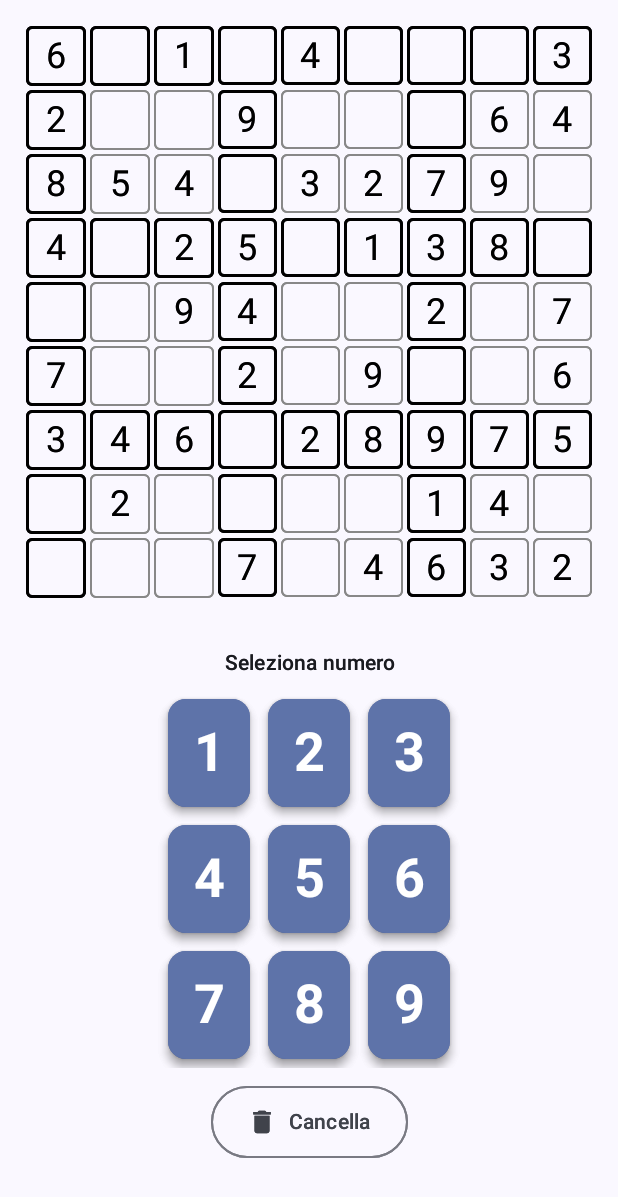
After one commit to gianlucaquaranta/Sudoku-RunTeam, an Android app built with Jetpack Compose: the composable SudokuScreen shown on its own in the app's theme, on a phone screen of 412 x 824 dp. The commit adds this screen. Shown: the top 1197 px of the screen. Run offline under Robolectric (Android 15) with nearby library versions, the phone set to English and light mode, and no system bars; libraries missing offline, so code that uses them is left out: it.uniroma2.

Commit message:
primo commit

```diff
--- a/app/src/main/java/it/uniroma2/RunTeam/Sudoku/MainActivity.kt
+++ b/app/src/main/java/it/uniroma2/RunTeam/Sudoku/MainActivity.kt
@@ -3,45 +3,16 @@ package it.uniroma2.RunTeam.Sudoku
 import android.os.Bundle
 import androidx.activity.ComponentActivity
 import androidx.activity.compose.setContent
-import androidx.activity.enableEdgeToEdge
-import androidx.compose.foundation.layout.fillMaxSize
-import androidx.compose.foundation.layout.padding
-import androidx.compose.material3.Scaffold
-import androidx.compose.material3.Text
-import androidx.compose.runtime.Composable
-import androidx.compose.ui.Modifier
-import androidx.compose.ui.tooling.preview.Preview
+
 import it.uniroma2.RunTeam.Sudoku.ui.theme.SudokuRunteamTheme
 
 class MainActivity : ComponentActivity() {
     override fun onCreate(savedInstanceState: Bundle?) {
         super.onCreate(savedInstanceState)
-        enableEdgeToEdge()
         setContent {
-            SudokuRunteamTheme {
-                Scaffold(modifier = Modifier.fillMaxSize()) { innerPadding ->
-                    Greeting(
-                        name = "Android",
-                        modifier = Modifier.padding(innerPadding)
-                    )
-                }
+            SudokuRunteamTheme { // Sostituisci con il tuo tema
+                SudokuScreen()
             }
         }
     }
 }
-
-@Composable
-fun Greeting(name: String, modifier: Modifier = Modifier) {
-    Text(
-        text = "Hello $name!",
-        modifier = modifier
-    )
-}
-
-@Preview(showBackground = true)
-@Composable
-fun GreetingPreview() {
-    SudokuRunteamTheme {
-        Greeting("Android")
-    }
-}
--- /dev/null
+++ b/app/src/main/java/it/uniroma2/RunTeam/Sudoku/SudokuGame.kt
@@ -0,0 +1,116 @@
+package it.uniroma2.RunTeam.Sudoku
+import androidx.compose.runtime.MutableState
+import androidx.compose.runtime.mutableStateOf
+import androidx.compose.runtime.State
+import kotlin.random.Random
+
+class SudokuGame {
+    private var _selectedCell = mutableStateOf<Pair<Int, Int>?>(null)
+    private var _grid = mutableStateOf(Array(9) { IntArray(9) })
+    private var _solution = Array(9) { IntArray(9) }
+    private var _initialGrid = Array(9) { BooleanArray(9) }
+    private var _hasWon = mutableStateOf(false)
+    val hasWon: MutableState<Boolean> = _hasWon
+
+    val selectedCell: State<Pair<Int, Int>?> = _selectedCell
+    val grid: State<Array<IntArray>> = _grid
+
+    init {
+        generateNewPuzzle()
+    }
+
+    // Genera un nuovo Sudoku valido e random
+    fun generateNewPuzzle() {
+        // 1. Genera una soluzione completa
+        _solution = generateFullGrid()
+
+        // 2. Rimuovi alcuni numeri per creare il puzzle (difficoltà media: ~40 numeri rimossi)
+        _grid.value = _solution.map { it.copyOf() }.toTypedArray()
+        repeat(45) {
+            val row = Random.nextInt(9)
+            val col = Random.nextInt(9)
+            _grid.value[row][col] = 0
+            _initialGrid[row][col] = false
+        }
+
+        // 3. Marca le celle iniziali (non modificabili)
+        for (i in 0 until 9) {
+            for (j in 0 until 9) {
+                _initialGrid[i][j] = _grid.value[i][j] != 0
+            }
+        }
+    }
+
+    // Genera una griglia completa valida (backtracking)
+    private fun generateFullGrid(): Array<IntArray> {
+        val grid = Array(9) { IntArray(9) }
+        fillGrid(grid)
+        return grid
+    }
+
+    private fun fillGrid(grid: Array<IntArray>): Boolean {
+        for (row in 0 until 9) {
+            for (col in 0 until 9) {
+                if (grid[row][col] == 0) {
+                    val nums = (1..9).shuffled() // Randomizza l'ordine
+                    for (num in nums) {
+                        if (isValid(grid, row, col, num)) {
+                            grid[row][col] = num
+                            if (fillGrid(grid)) return true
+                            grid[row][col] = 0 // Backtrack
+                        }
+                    }
+                    return false
+                }
+            }
+        }
+        return true
+    }
+
+    // Controlla se un numero è valido in una cella
+    private fun isValid(grid: Array<IntArray>, row: Int, col: Int, num: Int): Boolean {
+        // Controlla riga e colonna
+        for (i in 0 until 9) {
+            if (grid[row][i] == num || grid[i][col] == num) return false
+        }
+        // Controlla il blocco 3x3
+        val blockRow = (row / 3) * 3
+        val blockCol = (col / 3) * 3
+        for (i in 0 until 3) {
+            for (j in 0 until 3) {
+                if (grid[blockRow + i][blockCol + j] == num) return false
+            }
+        }
+        return true
+    }
+
+    // Inserisci numero solo se la cella è modificabile
+    fun setNumber(number: Int) {
+        val (row, col) = _selectedCell.value ?: return
+        if (!_initialGrid[row][col]) {
+            _grid.value[row][col] = number
+            _grid.value = _grid.value.copyOf() // Force recomposition
+            checkWin()
+        }
+    }
+
+    // Seleziona cella (solo se vuota o modificabile)
+    fun selectCell(row: Int, col: Int) {
+        if (!_initialGrid[row][col] || _grid.value[row][col] == 0) {
+            _selectedCell.value = Pair(row, col)
+        }
+    }
+
+    // Controlla se il gioco è vinto
+    private fun checkWin() {
+        for (i in 0 until 9) {
+            for (j in 0 until 9) {
+                if (_grid.value[i][j] != _solution[i][j]) {
+                    _hasWon.value = false
+                    return
+                }
+            }
+        }
+        _hasWon.value = true
+    }
+}
--- /dev/null
+++ b/app/src/main/java/it/uniroma2/RunTeam/Sudoku/SudokuScreen.kt
@@ -0,0 +1,276 @@
+package it.uniroma2.RunTeam.Sudoku
+
+import android.app.AlertDialog
+import androidx.compose.foundation.layout.width
+import androidx.compose.foundation.layout.height
+import androidx.compose.foundation.layout.size
+import androidx.compose.foundation.layout.fillMaxWidth
+import androidx.compose.foundation.layout.Spacer
+import androidx.compose.foundation.layout.Box
+import androidx.compose.foundation.layout.Column
+import androidx.compose.foundation.layout.Row
+import androidx.compose.foundation.layout.fillMaxSize
+import androidx.compose.foundation.layout.fillMaxWidth
+import androidx.compose.foundation.layout.height
+import androidx.compose.foundation.layout.offset
+import androidx.compose.foundation.layout.padding
+import androidx.compose.foundation.layout.size
+import androidx.compose.foundation.layout.width
+import androidx.compose.foundation.lazy.grid.LazyVerticalGrid
+import androidx.compose.foundation.lazy.grid.items
+import androidx.compose.foundation.clickable
+import androidx.compose.foundation.layout.width
+
+// Per le icone e il tema Material
+import androidx.compose.material.icons.Icons
+import androidx.compose.material.icons.filled.Delete
+import androidx.compose.material3.ButtonDefaults
+import androidx.compose.material3.Card
+import androidx.compose.material3.CardDefaults
+import androidx.compose.material3.Icon
+import androidx.compose.material3.MaterialTheme
+import androidx.compose.material3.OutlinedButton
+import androidx.compose.foundation.layout.Spacer
+
+// Per LazyVerticalGrid (se non già importato)
+import androidx.compose.foundation.lazy.grid.GridCells
+
+// Compose Foundation
+import androidx.compose.foundation.background
+import androidx.compose.foundation.border
+import androidx.compose.foundation.clickable
+import androidx.compose.foundation.layout.Arrangement
+import androidx.compose.foundation.layout.Box
+import androidx.compose.foundation.layout.Column
+import androidx.compose.foundation.layout.Row
+import androidx.compose.foundation.layout.aspectRatio
+import androidx.compose.foundation.layout.fillMaxSize
+import androidx.compose.foundation.layout.fillMaxWidth
+import androidx.compose.foundation.layout.padding
+import androidx.compose.foundation.layout.size
+import androidx.compose.foundation.lazy.grid.LazyVerticalGrid
+
+import androidx.compose.ui.Alignment.Companion.Center
+import androidx.compose.foundation.shape.RoundedCornerShape
+
+// Compose Material
+import androidx.compose.material3.Button
+import androidx.compose.material3.Text
+import androidx.compose.material3.TextButton
+
+// Compose Runtime
+import androidx.compose.runtime.Composable
+import androidx.compose.runtime.remember
+import androidx.compose.runtime.getValue
+
+
+// Comppose UI
+import androidx.compose.ui.Alignment
+import androidx.compose.ui.Modifier
+import androidx.compose.ui.graphics.Color
+import androidx.compose.ui.text.font.FontWeight
+import androidx.compose.ui.text.style.TextAlign
+import androidx.compose.ui.unit.dp
+import androidx.compose.ui.unit.sp
+import androidx.compose.material3.AlertDialog
+import androidx.compose.material3.TextButton
+
+
+
+@Composable
+fun SudokuScreen(game: SudokuGame = remember { SudokuGame() }) {
+
+    val hasWon by game.hasWon
+    Column(
+        modifier = Modifier.fillMaxSize(),
+        horizontalAlignment = Alignment.CenterHorizontally
+    ) {
+        // Griglia 9x9
+        SudokuGrid(game = game)
+
+        // Tastierino numerico
+        NumberPad(onNumberSelected = { game.setNumber(it) })
+    }
+
+
+    Box(modifier = Modifier.fillMaxSize()) {
+        // Il tuo layout esistente
+        Column {
+            SudokuGrid(game)
+            NumberPad(onNumberSelected = { game.setNumber(it) })
+        }
+
+        // Mostra il dialog quando vinci
+        if (hasWon) {
+            WinDialog(
+                onDismiss = { game.hasWon.value = false },
+                onNewGame = {
+                    game.generateNewPuzzle()
+                    game.hasWon.value = false
+                }
+            )
+        }
+    }
+
+}
+
+@Composable
+fun WinDialog(
+    onDismiss: () -> Unit,
+    onNewGame: () -> Unit
+) {
+    AlertDialog(
+        onDismissRequest = onDismiss,
+        title = { Text("Complimenti!") },
+        text = { Text("Hai completato il Sudoku con successo!") },
+        confirmButton = {
+            Button(onClick = onNewGame) {
+                Text("Nuova partita")
+            }
+        },
+        dismissButton = {
+            TextButton(onClick = onDismiss) {
+                Text("Continua")
+            }
+        }
+    )
+}
+
+@Composable
+fun SudokuGrid(game: SudokuGame) {
+    val grid by game.grid
+    val selectedCell by game.selectedCell
+
+    LazyVerticalGrid(
+        columns = GridCells.Fixed(9),
+        modifier = Modifier.padding(16.dp)
+    ) {
+        items(9 * 9) { index ->
+            val row = index / 9
+            val col = index % 9
+            SudokuCell(
+                number = grid[row][col],
+                isSelected = selectedCell == Pair(row, col),
+                row = row,  // Aggiunto
+                col = col,  // Aggiunto
+                onClick = { game.selectCell(row, col) }
+            )
+        }
+    }
+}
+
+@Composable
+fun SudokuCell(
+    number: Int,
+    isSelected: Boolean,
+    row: Int,  // Aggiunto parametro row
+    col: Int,  // Aggiunto parametro col
+    onClick: () -> Unit
+) {
+    // Determina se è un bordo di blocco (3x3)
+    val isBlockBorder = row % 3 == 0 || col % 3 == 0
+
+    Box(
+        modifier = Modifier
+            .aspectRatio(1f)
+            .padding(1.dp)
+            .background(
+                if (isSelected) Color.LightGray.copy(alpha = 0.5f)
+                else Color.Transparent,
+                shape = RoundedCornerShape(4.dp)
+            )
+            .border(
+                width = if (isBlockBorder) 2.dp else 1.dp,
+                color = if (isBlockBorder) Color.Black else Color.Gray,
+                shape = RoundedCornerShape(4.dp)
+            )
+            .clickable { onClick() },
+        contentAlignment = Center
+    ) {
+        Text(
+            text = if (number != 0) "$number" else "",
+            fontSize = 24.sp,
+            color = if (isSelected) Color.Red else Color.Black
+        )
+    }
+}
+
+@Composable
+fun NumberPad(onNumberSelected: (Int) -> Unit) {
+    Column(
+        modifier = Modifier
+            .fillMaxWidth()
+            .padding(16.dp),
+        horizontalAlignment = Alignment.CenterHorizontally
+    ) {
+        // Titolo centrato
+        Text(
+            "Seleziona numero",
+            style = MaterialTheme.typography.titleSmall,
+            modifier = Modifier.padding(bottom = 8.dp),
+            textAlign = TextAlign.Center // Aggiunto allineamento testo
+        )
+
+        // Griglia 3x3 centrata
+        LazyVerticalGrid(
+            columns = GridCells.Fixed(3),
+            modifier = Modifier.width(200.dp),  // Adatta alla larghezza contenuto
+            horizontalArrangement = Arrangement.Center // Centra orizzontalmente
+        ) {
+            items(9) { num ->
+                NumberButton(
+                    number = num + 1,
+                    onClick = { onNumberSelected(num + 1) }
+                )
+            }
+        }
+
+        // Tasto Cancella centrato
+        OutlinedButton(
+            onClick = { onNumberSelected(0) },
+            modifier = Modifier
+                .padding(top = 12.dp)
+                .height(48.dp)
+                .align(Alignment.CenterHorizontally) // Forza centratura
+        ) {
+            Row(
+                verticalAlignment = Alignment.CenterVertically
+            ) {
+                Icon(
+                    imageVector = Icons.Default.Delete,
+                    contentDescription = "Cancella",
+                    modifier = Modifier.size(20.dp))
+                            Spacer(Modifier.width(8.dp))
+                            Text("Cancella")
+            }
+        }
+    }
+}
+
+
+@Composable
+fun NumberButton(number: Int, onClick: () -> Unit) {
+    Card(
+        modifier = Modifier
+            .padding(6.dp) // Padding uniforme
+            .size(72.dp), // Dimensione fissa quadrata
+        elevation = CardDefaults.cardElevation(4.dp),
+        colors = CardDefaults.cardColors(
+            containerColor = MaterialTheme.colorScheme.primaryContainer
+        )
+    ) {
+        Box(
+            contentAlignment = Center, // Centra il contenuto
+            modifier = Modifier
+                .fillMaxSize()
+                .clickable { onClick() }
+        ) {
+            Text(
+                text = "$number",
+                style = MaterialTheme.typography.displaySmall,
+                fontWeight = FontWeight.Bold,
+                textAlign = TextAlign.Center // Doppia assicurazione
+            )
+        }
+    }
+}
```
